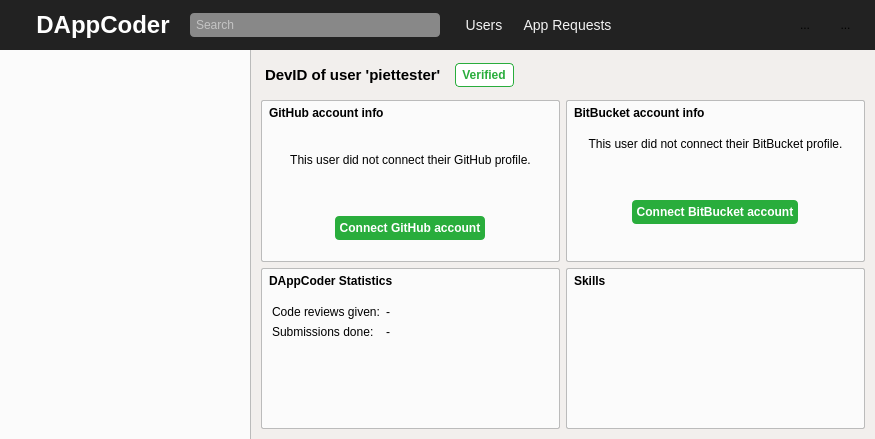
Old version of the form gui/qt_resources/mainwindow.ui in the repository Tribler/dappcoder.
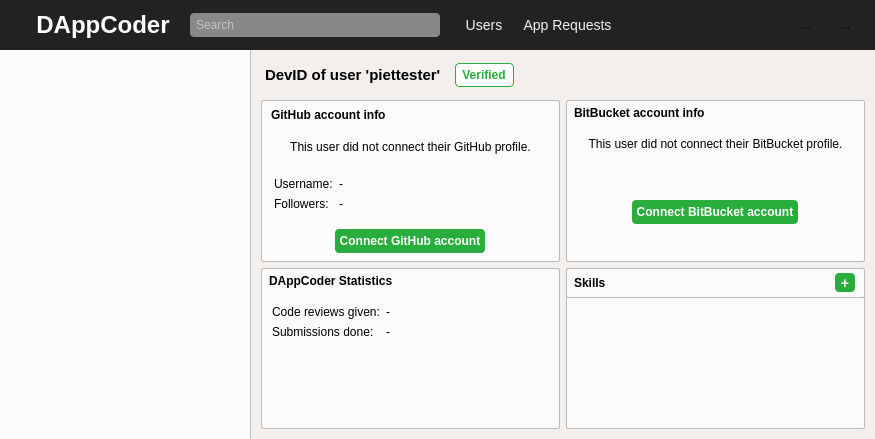
New version of the form. Icons and pictures are not drawn. Custom widgets are drawn as their Qt base class.

```diff
--- a/gui/qt_resources/mainwindow.ui
+++ b/gui/qt_resources/mainwindow.ui
@@ -1054,16 +1054,16 @@
                     <number>0</number>
                    </property>
                    <property name="leftMargin">
-                    <number>0</number>
+                    <number>2</number>
                    </property>
                    <property name="topMargin">
-                    <number>0</number>
+                    <number>2</number>
                    </property>
                    <property name="rightMargin">
-                    <number>0</number>
+                    <number>2</number>
                    </property>
                    <property name="bottomMargin">
-                    <number>0</number>
+                    <number>2</number>
                    </property>
                    <item>
                     <widget class="QLabel" name="label_6">
@@ -1118,6 +1118,46 @@
                      </property>
                     </widget>
                    </item>
+                   <item>
+                    <widget class="QWidget" name="github_info_container" native="true">
+                     <property name="styleSheet">
+                      <string notr="true">border: none;</string>
+                     </property>
+                     <layout class="QFormLayout" name="formLayout_3">
+                      <property name="formAlignment">
+                       <set>Qt::AlignLeading|Qt::AlignLeft|Qt::AlignTop</set>
+                      </property>
+                      <item row="1" column="0">
+                       <widget class="QLabel" name="label_3">
+                        <property name="text">
+                         <string>Followers:</string>
+                        </property>
+                       </widget>
+                      </item>
+                      <item row="1" column="1">
+                       <widget class="QLabel" name="github_followers_label">
+                        <property name="text">
+                         <string>-</string>
+                        </property>
+                       </widget>
+                      </item>
+                      <item row="0" column="0">
+                       <widget class="QLabel" name="label_15">
+                        <property name="text">
+                         <string>Username:</string>
+                        </property>
+                       </widget>
+                      </item>
+                      <item row="0" column="1">
+                       <widget class="QLabel" name="github_username_label">
+                        <property name="text">
+                         <string>-</string>
+                        </property>
+                       </widget>
+                      </item>
+                     </layout>
+                    </widget>
+                   </item>
                    <item>
                     <widget class="QWidget" name="connect_github_container" native="true">
                      <property name="sizePolicy">
@@ -1505,7 +1545,7 @@
                     <number>0</number>
                    </property>
                    <item>
-                    <widget class="QLabel" name="label_11">
+                    <widget class="QWidget" name="widget_6" native="true">
                      <property name="sizePolicy">
                       <sizepolicy hsizetype="Preferred" vsizetype="Fixed">
                        <horstretch>0</horstretch>
@@ -1515,23 +1555,97 @@
                      <property name="minimumSize">
                       <size>
                        <width>0</width>
-                       <height>26</height>
+                       <height>30</height>
                       </size>
                      </property>
                      <property name="maximumSize">
                       <size>
                        <width>16777215</width>
-                       <height>26</height>
+                       <height>30</height>
                       </size>
                      </property>
-                     <property name="styleSheet">
-                      <string notr="true">border: none
+                     <layout class="QHBoxLayout" name="horizontalLayout_6">
+                      <property name="spacing">
+                       <number>0</number>
+                      </property>
+                      <property name="leftMargin">
+                       <number>0</number>
+                      </property>
+                      <property name="topMargin">
+                       <number>0</number>
+                      </property>
+                      <property name="rightMargin">
+                       <number>0</number>
+                      </property>
+                      <property name="bottomMargin">
+                       <number>0</number>
+                      </property>
+                      <item>
+                       <widget class="QLabel" name="label_11">
+                        <property name="sizePolicy">
+                         <sizepolicy hsizetype="Preferred" vsizetype="Preferred">
+                          <horstretch>0</horstretch>
+                          <verstretch>0</verstretch>
+                         </sizepolicy>
+                        </property>
+                        <property name="minimumSize">
+                         <size>
+                          <width>0</width>
+                          <height>0</height>
+                         </size>
+                        </property>
+                        <property name="maximumSize">
+                         <size>
+                          <width>16777215</width>
+                          <height>16777215</height>
+                         </size>
+                        </property>
+                        <property name="styleSheet">
+                         <string notr="true">border: none
 ;margin: 5px;
 font-weight: bold;</string>
-                     </property>
-                     <property name="text">
-                      <string>Skills</string>
-                     </property>
+                        </property>
+                        <property name="text">
+                         <string>Skills</string>
+                        </property>
+                       </widget>
+                      </item>
+                      <item>
+                       <widget class="QToolButton" name="add_skill_button">
+                        <property name="cursor">
+                         <cursorShape>PointingHandCursor</cursorShape>
+                        </property>
+                        <property name="styleSheet">
+                         <string notr="true">border: none;
+border-radius: 4px;
+background-color: rgb(41, 173, 60);
+color: white;
+font-weight: bold;
+font-size: 14px;
+</string>
+                        </property>
+                        <property name="text">
+                         <string>+</string>
+                        </property>
+                       </widget>
+                      </item>
+                      <item>
+                       <spacer name="horizontalSpacer_11">
+                        <property name="orientation">
+                         <enum>Qt::Horizontal</enum>
+                        </property>
+                        <property name="sizeType">
+                         <enum>QSizePolicy::Fixed</enum>
+                        </property>
+                        <property name="sizeHint" stdset="0">
+                         <size>
+                          <width>10</width>
+                          <height>20</height>
+                         </size>
+                        </property>
+                       </spacer>
+                      </item>
+                     </layout>
                     </widget>
                    </item>
                    <item>
@@ -1539,7 +1653,40 @@
                      <property name="styleSheet">
                       <string notr="true">border: none; margin: 5px;</string>
                      </property>
-                     <layout class="QVBoxLayout" name="verticalLayout_8"/>
+                     <layout class="QVBoxLayout" name="verticalLayout_8">
+                      <property name="spacing">
+                       <number>0</number>
+                      </property>
+                      <property name="leftMargin">
+                       <number>0</number>
+                      </property>
+                      <property name="topMargin">
+                       <number>0</number>
+                      </property>
+                      <property name="rightMargin">
+                       <number>0</number>
+                      </property>
+                      <property name="bottomMargin">
+                       <number>0</number>
+                      </property>
+                      <item>
+                       <widget class="QScrollArea" name="scrollArea">
+                        <property name="widgetResizable">
+                         <bool>true</bool>
+                        </property>
+                        <widget class="QWidget" name="scrollAreaWidgetContents">
+                         <property name="geometry">
+                          <rect>
+                           <x>0</x>
+                           <y>0</y>
+                           <width>286</width>
+                           <height>118</height>
+                          </rect>
+                         </property>
+                        </widget>
+                       </widget>
+                      </item>
+                     </layout>
                     </widget>
                    </item>
                   </layout>
```
Left out of the diff: 4 changed lines with no effect on the pictures.
